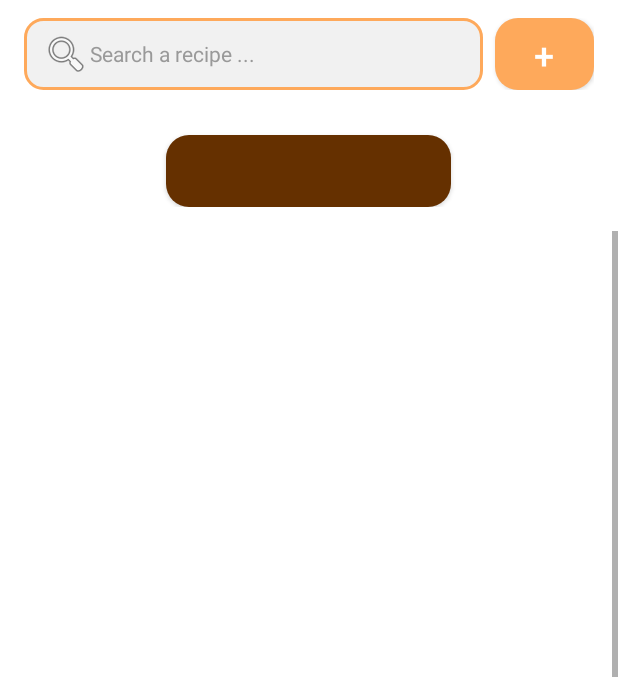
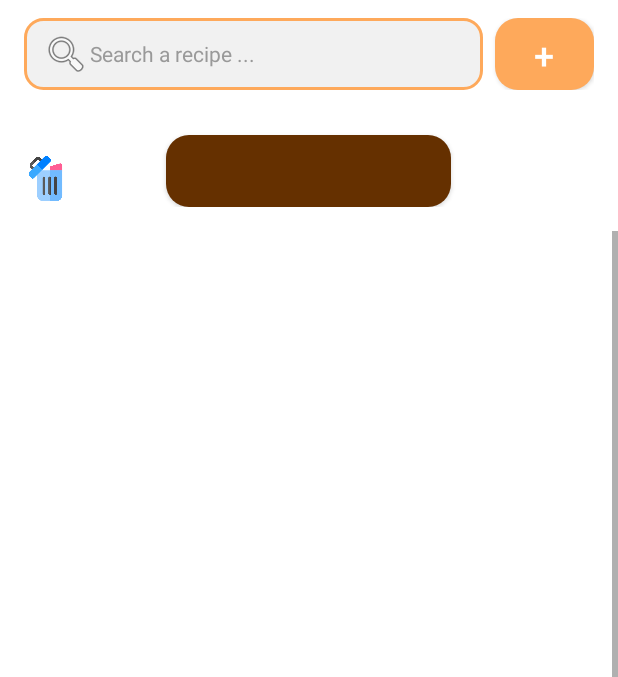
Before and after one commit to EmileDevGit/cuisto, an Android app: the RecettesParCategorieActivity screen opened directly, with no data from a screen before it, on a phone screen of 412 x 824 dp, the part 204-881 px from its top. Run offline under Robolectric (Android 15) with nearby library versions, the phone set to English and light mode, and no system bars; our stand-ins replace Room's generated code; pictures from the network do not load.

Commit message:
Ajout de suppression de catégorie & minor fixes

```diff
--- a/cuisto/app/src/main/AndroidManifest.xml
+++ b/cuisto/app/src/main/AndroidManifest.xml
@@ -61,7 +61,7 @@
 <!--            </intent-filter>-->
         </activity>
         <activity android:name=".ui.ToutesRecettesActivity" />
-        <activity android:name=".ui.RecettesParCategorie" />
+        <activity android:name=".ui.RecettesParCategorieActivity" />
 
 
     </application>
--- a/cuisto/app/src/main/java/com/moineaux/cuisto/data/CategorieDAO.kt
+++ b/cuisto/app/src/main/java/com/moineaux/cuisto/data/CategorieDAO.kt
@@ -27,6 +27,8 @@ interface CategorieDAO {
     @Query("SELECT DISTINCT * FROM Categorie")
     suspend fun getToutesLesCategories(): List<Categorie>
 
+    @Query("DELETE FROM Categorie WHERE nom = :nom")
+    suspend fun supprimerCategorie(nom: String)
 
 
 }
--- a/cuisto/app/src/main/java/com/moineaux/cuisto/ui/AfficherRecetteDetailActivity.kt
+++ b/cuisto/app/src/main/java/com/moineaux/cuisto/ui/AfficherRecetteDetailActivity.kt
@@ -50,8 +50,6 @@ class AfficherRecetteDetailActivity : AppCompatActivity() {
 
         val ivLogo: ImageView = findViewById(R.id.imgVLogoRecetteDetail)
         ivLogo.setOnClickListener {
-            val intention = Intent(this, AccueilActivity::class.java)
-            startActivity(intention)
             finish()
         }
 
@@ -65,7 +63,7 @@ class AfficherRecetteDetailActivity : AppCompatActivity() {
 
 
 
-        val btnModifierRecette: Button = findViewById(R.id.btnEditerRecette)
+        val btnModifierRecette: Button = findViewById(R.id.btnEditerCategorie)
         btnModifierRecette.setOnClickListener {
             val intention = Intent(this, AjouterOuEditerRecetteActivity::class.java)
             intention.putExtra("is_new_recette", false)
@@ -74,7 +72,7 @@ class AfficherRecetteDetailActivity : AppCompatActivity() {
             finish()
         }
 
-        val btnSupprimerRecette: Button = findViewById(R.id.btnSupprimerRecette)
+        val btnSupprimerRecette: Button = findViewById(R.id.btnSupprimerCategorie)
         btnSupprimerRecette.setOnClickListener {
             AlertDialog.Builder(this)
                 .setTitle(getString(R.string.titre_supprimerRecette))
--- a/cuisto/app/src/main/java/com/moineaux/cuisto/ui/RecettesParCategorie.kt
+++ b/cuisto/app/src/main/java/com/moineaux/cuisto/ui/RecettesParCategorieActivity.kt
@@ -3,11 +3,13 @@ package com.moineaux.cuisto.ui
 import android.content.Intent
 import android.os.Bundle
 import android.view.KeyEvent
-import android.view.inputmethod.EditorInfo
+import android.widget.Button
 import android.widget.EditText
 import android.widget.ImageView
 import android.widget.LinearLayout
 import android.widget.TextView
+import android.widget.Toast
+import androidx.appcompat.app.AlertDialog
 import androidx.appcompat.app.AppCompatActivity
 import androidx.core.net.toUri
 import androidx.lifecycle.ViewModelProvider
@@ -19,7 +21,7 @@ import com.moineaux.cuisto.data.Categorie
 import com.moineaux.cuisto.viewmodel.RecetteViewModel
 import kotlinx.coroutines.launch
 
-class RecettesParCategorie : AppCompatActivity() {
+class RecettesParCategorieActivity : AppCompatActivity() {
 
     private lateinit var viewModel: RecetteViewModel
     private lateinit var database: AppDatabase
@@ -42,6 +44,26 @@ class RecettesParCategorie : AppCompatActivity() {
             return@setOnKeyListener false
         }
 
+        // On récupère le nom de la catégorie envoyée par l’écran précédent
+        val nomCategorie = intent.getStringExtra("categorie") ?: return
+
+        val btnSupprimerCategorie: Button = findViewById(R.id.btnSupprimerCategorie)
+        btnSupprimerCategorie.setOnClickListener {
+            AlertDialog.Builder(this)
+                .setTitle(getString(R.string.titre_supprimerCategorie))
+                .setMessage(getString(R.string.confirmation_textSupprimerCategorie))
+                .setPositiveButton(getString(R.string.text_oui)) { _, _ ->
+                    viewModel.supprimerCategorie(nomCategorie)
+                    Toast.makeText(this,
+                        getString(R.string.msg_categorie_supprimer), Toast.LENGTH_SHORT).show()
+                    val intention = Intent(this, ToutesRecettesActivity::class.java)
+                    startActivity(intention)
+                    finish() // Fermer l'activité après la suppression
+                }
+                .setNegativeButton(getString(R.string.bouton_annuler_AjouterRecette), null)
+                .show()
+        }
+
 //        *************** LOGO POUR REVENIR SUR LA PAGE D'ACCUEIL ************
 
         findViewById<ImageView>(R.id.logo_cuisto).setOnClickListener {
@@ -50,9 +72,6 @@ class RecettesParCategorie : AppCompatActivity() {
             startActivity(intent)
             finish()
         }
-
-        // On récupère le nom de la catégorie envoyée par l’écran précédent
-        val nomCategorie = intent.getStringExtra("categorie") ?: return
 
         // On affiche ce nom dans le bouton marron au dessus de l'image --- activity_recettes_par_categorie.xml
         findViewById<TextView>(R.id.texte_categorie).text = nomCategorie
@@ -70,7 +89,7 @@ class RecettesParCategorie : AppCompatActivity() {
                 val idCategorie = categorie.id
 
                 // On observe les recettes liées à cette catégorie
-                viewModel.getRecettesParCategorie(idCategorie).observe(this@RecettesParCategorie) { recettes ->
+                viewModel.getRecettesParCategorie(idCategorie).observe(this@RecettesParCategorieActivity) { recettes ->
 
                     // On récupère la zone où on va afficher les recettes
                     val layoutRecettes = findViewById<LinearLayout>(R.id.zone_dynamique_recettes)
@@ -94,7 +113,7 @@ class RecettesParCategorie : AppCompatActivity() {
                         }
 
                         image.setOnClickListener {
-                            val intention = Intent(this@RecettesParCategorie, AfficherRecetteDetailActivity::class.java)
+                            val intention = Intent(this@RecettesParCategorieActivity, AfficherRecetteDetailActivity::class.java)
                             intention.putExtra("recetteid", recette.id)
                             startActivity(intention)
                         }
@@ -111,7 +130,7 @@ class RecettesParCategorie : AppCompatActivity() {
 
     }
     private fun ouvrirCategorie(nomCategorie: String) {
-        val intent = Intent(this, RecettesParCategorie::class.java)
+        val intent = Intent(this, RecettesParCategorieActivity::class.java)
         intent.putExtra("categorie", nomCategorie)
         startActivity(intent)
     }
@@ -139,7 +158,7 @@ class RecettesParCategorie : AppCompatActivity() {
                 // Image (depuis drawable)
                 val resId = resources.getIdentifier(cat.image, "drawable", packageName)
                 if (resId != 0) {
-                    Glide.with(this@RecettesParCategorie).load(resId).into(image)
+                    Glide.with(this@RecettesParCategorieActivity).load(resId).into(image)
                 } else {
                     image.setImageResource(R.drawable.defaut)
                 }
@@ -147,7 +166,7 @@ class RecettesParCategorie : AppCompatActivity() {
                 // *********** Clique sur la catégorie → ouvre la page des recettes *************
 
                 bloc.setOnClickListener {
-                    val intent = Intent(this@RecettesParCategorie, RecettesParCategorie::class.java)
+                    val intent = Intent(this@RecettesParCategorieActivity, RecettesParCategorieActivity::class.java)
                     intent.putExtra("categorie", cat.nom)
                     startActivity(intent)
                 }
--- a/cuisto/app/src/main/java/com/moineaux/cuisto/ui/ToutesRecettesActivity.kt
+++ b/cuisto/app/src/main/java/com/moineaux/cuisto/ui/ToutesRecettesActivity.kt
@@ -31,8 +31,9 @@ class ToutesRecettesActivity : AppCompatActivity() {
 
         val factory = RecetteViewModelFactory(application)
         viewModel = ViewModelProvider(this, factory)[RecetteViewModel::class.java]
+        afficherCategoriesDynamiquement()
 
-        afficherCategoriesDynamiquement()
+
         val btnAjouter = findViewById<Button>(R.id.btn_ajouter)
         btnAjouter.setOnClickListener {
             val intent = Intent(this, AjouterOuEditerRecetteActivity::class.java)
@@ -53,12 +54,7 @@ class ToutesRecettesActivity : AppCompatActivity() {
 
 
         var filtre = intent.getStringExtra("itemRechercher")
-
-
-        // :A valider
-        //viewModel.chargerRecettes(filtre)
         val barreRecherche: EditText = findViewById(R.id.champ_recherche)
-
         barreRecherche.setOnKeyListener { _, keyCode, event ->
             if (event.action == KeyEvent.ACTION_DOWN && keyCode == KeyEvent.KEYCODE_ENTER) {
                 val filtre = barreRecherche.text.toString()
@@ -84,7 +80,7 @@ class ToutesRecettesActivity : AppCompatActivity() {
         // *************** Petit délai pour laisser les données s’insérer ************************
 
         lifecycleScope.launch {
-            kotlinx.coroutines.delay(1000)
+            kotlinx.coroutines.delay(200)
             viewModel.chargerRecettes(filtre)
 
             viewModel.recettesParCategorie.collect { recettesParCategorie ->
@@ -174,7 +170,7 @@ class ToutesRecettesActivity : AppCompatActivity() {
                 // ************* Clique sur la catégorie → ouvre la page des recettes **************
 
                 bloc.setOnClickListener {
-                    val intent = Intent(this@ToutesRecettesActivity, RecettesParCategorie::class.java)
+                    val intent = Intent(this@ToutesRecettesActivity, RecettesParCategorieActivity::class.java)
                     intent.putExtra("categorie", cat.nom)
                     startActivity(intent)
                 }
@@ -185,7 +181,7 @@ class ToutesRecettesActivity : AppCompatActivity() {
     }
 
     private fun ouvrirCategorie(nomCategorie: String) {
-        val intent = Intent(this, RecettesParCategorie::class.java)
+        val intent = Intent(this, RecettesParCategorieActivity::class.java)
         intent.putExtra("categorie", nomCategorie)
         startActivity(intent)
     }
--- a/cuisto/app/src/main/java/com/moineaux/cuisto/viewmodel/RecetteViewModel.kt
+++ b/cuisto/app/src/main/java/com/moineaux/cuisto/viewmodel/RecetteViewModel.kt
@@ -117,4 +117,10 @@ class RecetteViewModel(application: Application) : AndroidViewModel(application)
     fun getRecettesParCategorie(idCategorie: Long): LiveData<List<Recette>> {
         return repository.getRecettesParCategorie(idCategorie)
     }
+
+    fun supprimerCategorie(nomCategorie: String) {
+        viewModelScope.launch(Dispatchers.IO) {
+            repository.db.categorieDao().supprimerCategorie(nomCategorie)
+        }
+    }
 }
--- a/cuisto/app/src/main/res/layout/activity_recettes_par_categorie.xml
+++ b/cuisto/app/src/main/res/layout/activity_recettes_par_categorie.xml
@@ -68,7 +68,18 @@
             android:layout_marginTop="30dp"
             android:background="@drawable/bouton_arrondi_pas_cliquable"
             android:layout_gravity="center_horizontal" />
+
     </LinearLayout>
+
+    <Button
+        android:id="@+id/btnSupprimerCategorie"
+        android:layout_width="30dp"
+        android:layout_height="30dp"
+        android:layout_marginStart="15dp"
+        android:layout_marginTop="240dp"
+        android:background="@drawable/delete_icone"
+        app:layout_constraintStart_toStartOf="parent"
+        app:layout_constraintTop_toTopOf="parent" />
 
     <!-- Scroll uniquement sur les recettes -->
     <ScrollView
--- a/cuisto/app/src/main/res/values/strings.xml
+++ b/cuisto/app/src/main/res/values/strings.xml
@@ -28,5 +28,8 @@
     <string name="msgCondition4_AjoutRecette">A recipe with this name already exists.</string>
     <string name="recetteEnregistrer_succes">Recipe successfully saved</string>
     <string name="recetteModifiee_succes">Recipe successfully modified</string>
+    <string name="msg_categorie_supprimer">The category has been deleted</string>
+    <string name="titre_supprimerCategorie">Delete the category</string>
+    <string name="confirmation_textSupprimerCategorie">Are you sure you want to delete this category? This will delete ALL recipes within an is irreversible.</string>
 
 </resources>
```
Also changed, not shown: cuisto/app/src/main/java/com/moineaux/cuisto/ui/AccueilActivity.kt (+57 -56 lines), cuisto/app/src/main/java/com/moineaux/cuisto/ui/AjouterOuEditerRecetteActivity.kt (+21 -23 lines), cuisto/app/src/main/java/com/moineaux/cuisto/viewmodel/AjouterOuEditerRecetteViewModel.kt (+0 -10 lines), cuisto/app/src/main/res/layout/activity_afficher_recette_detail.xml (+13 -13 lines), 1 other file.
